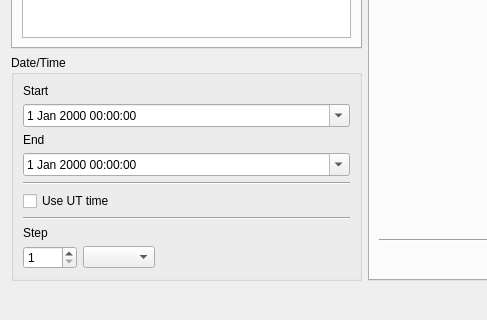
Above: cephlist.ui from PavelMr/skytechx before the change; both pictures show x 0 to 487 and y 380 to 700 of the 681 by 700 pixel window. Below: the same form after it.
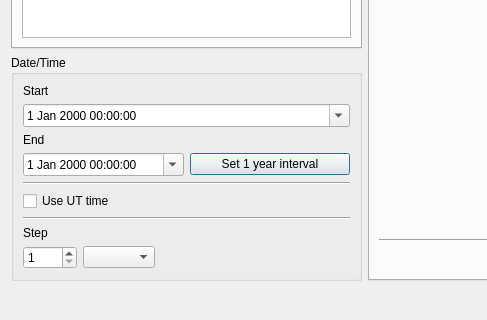
That is the form after the change.

Diff of the .ui file:
```diff
--- a/cephlist.ui
+++ b/cephlist.ui
@@ -100,6 +100,8 @@
              </widget>
             </item>
             <item>
+             <layout class="QHBoxLayout" name="horizontalLayout_9">
+              <item>
              <widget class="QDateTimeEdit" name="dateTimeEdit_2">
               <property name="calendarPopup">
                <bool>true</bool>
@@ -108,6 +110,15 @@
                <enum>Qt::UTC</enum>
               </property>
              </widget>
+              </item>
+              <item>
+               <widget class="QPushButton" name="pushButton_6">
+                <property name="text">
+                 <string>Set 1 year interval</string>
+                </property>
+               </widget>
+              </item>
+             </layout>
             </item>
             <item>
              <widget class="Line" name="line_2">
```
Lines whose indentation alone changed are shown as unchanged.
